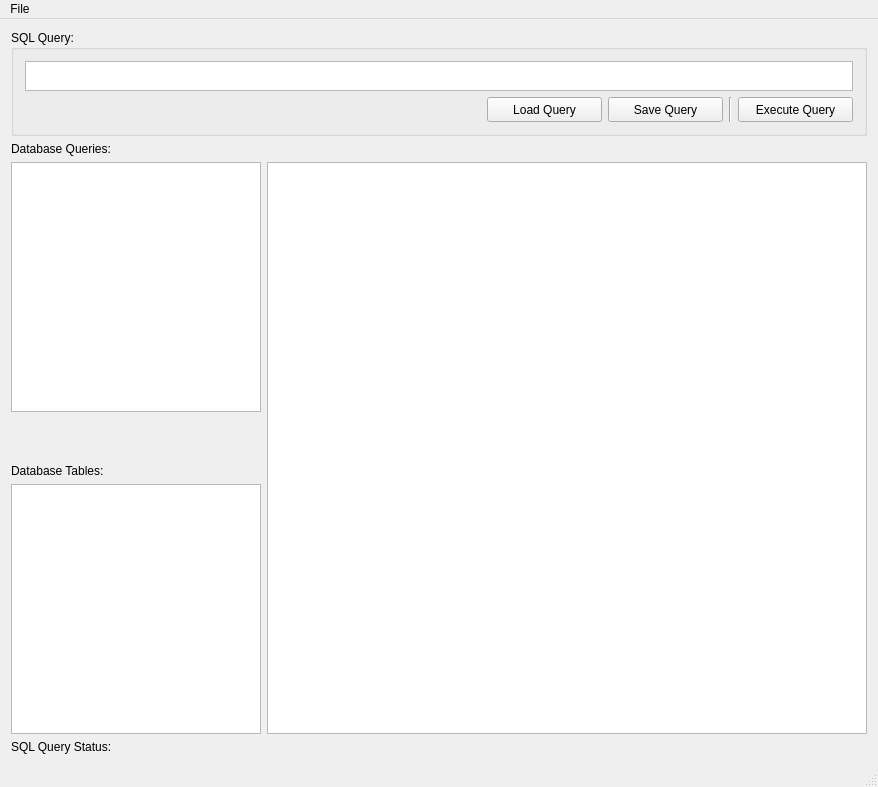
DaleFoley/DBViewer, file mainwindow.ui: the form before one commit.
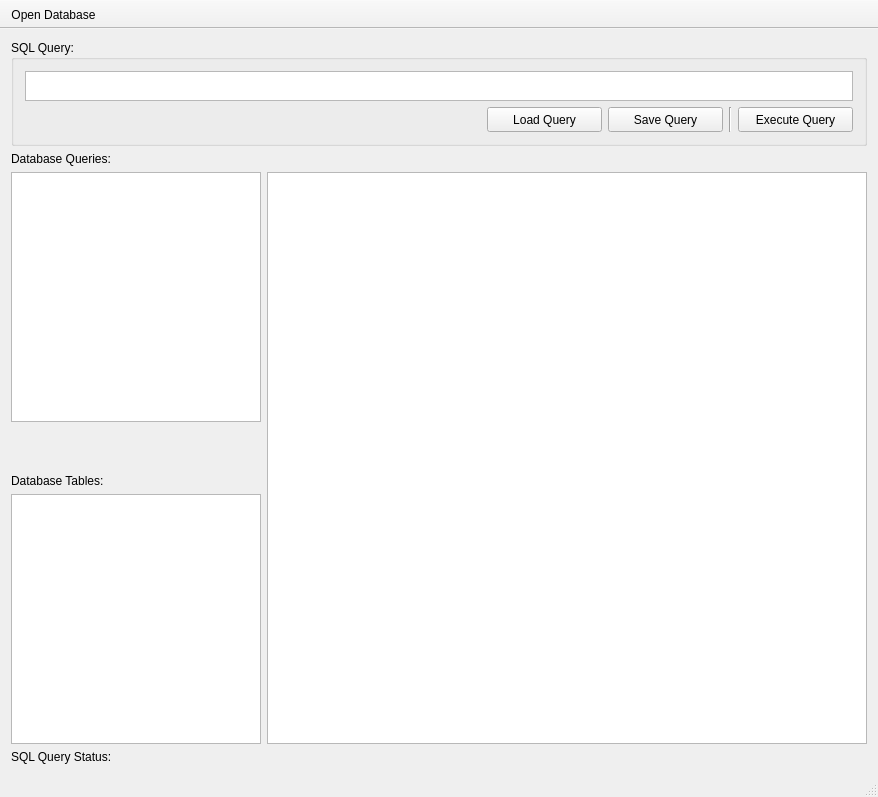
The form after the commit. Icons and pictures are not drawn.

Commit message: Add resource icons. Remove menu strip and add toolbar instead.

```diff
--- a/mainwindow.ui
+++ b/mainwindow.ui
@@ -265,30 +265,34 @@
     </item>
    </layout>
   </widget>
-  <widget class="QMenuBar" name="menuBar">
-   <property name="geometry">
-    <rect>
-     <x>0</x>
-     <y>0</y>
-     <width>876</width>
-     <height>17</height>
-    </rect>
-   </property>
-   <widget class="QMenu" name="menuFile">
-    <property name="title">
-     <string>File</string>
-    </property>
-    <addaction name="actionOpenDatabase"/>
-   </widget>
-   <addaction name="menuFile"/>
-  </widget>
   <widget class="QStatusBar" name="statusBar"/>
+  <widget class="QToolBar" name="toolBar">
+   <property name="windowTitle">
+    <string>toolBar</string>
+   </property>
+   <property name="movable">
+    <bool>false</bool>
+   </property>
+   <property name="allowedAreas">
+    <set>Qt::TopToolBarArea</set>
+   </property>
+   <property name="floatable">
+    <bool>false</bool>
+   </property>
+   <attribute name="toolBarArea">
+    <enum>TopToolBarArea</enum>
+   </attribute>
+   <attribute name="toolBarBreak">
+    <bool>false</bool>
+   </attribute>
+   <addaction name="actionOpenDatabase"/>
+  </widget>
   <action name="actionOpenDatabase">
    <property name="text">
-    <string>Open...</string>
+    <string>Open Database</string>
    </property>
    <property name="iconText">
-    <string>Open...</string>
+    <string>Open Database</string>
    </property>
    <property name="toolTip">
     <string>Open Database File</string>
```
Left out of the diff: 96 changed lines with no effect on the pictures. The commit also changes 4 other files.
